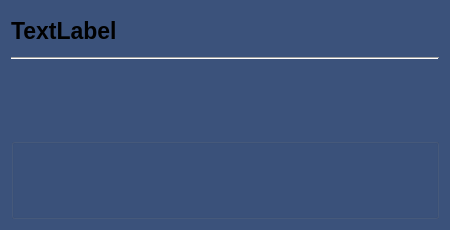
The window that lab3/LinkDove/messagecard.ui (ElizavetaPa17/LinkDove) describes before a commit, drawn with Qt 5.
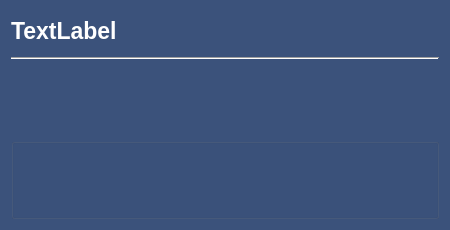
The same window after the commit. Icons and pictures are not drawn.

The edit to the form file:
```diff
--- a/lab3/LinkDove/messagecard.ui
+++ b/lab3/LinkDove/messagecard.ui
@@ -171,12 +171,14 @@
        <property name="font">
         <font>
          <pointsize>17</pointsize>
+         <weight>75</weight>
          <bold>true</bold>
         </font>
        </property>
        <property name="styleSheet">
         <string notr="true">QLabel {
 	background-color: #3b527b;;
+	color:white;
 }</string>
        </property>
        <property name="text">
```
Left out of the diff: 2 changed lines with no effect on the pictures.
